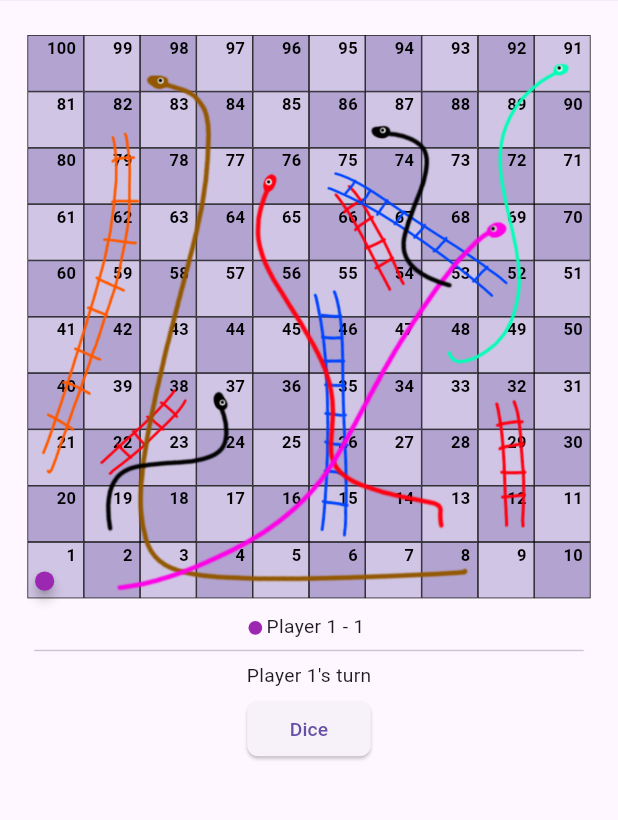
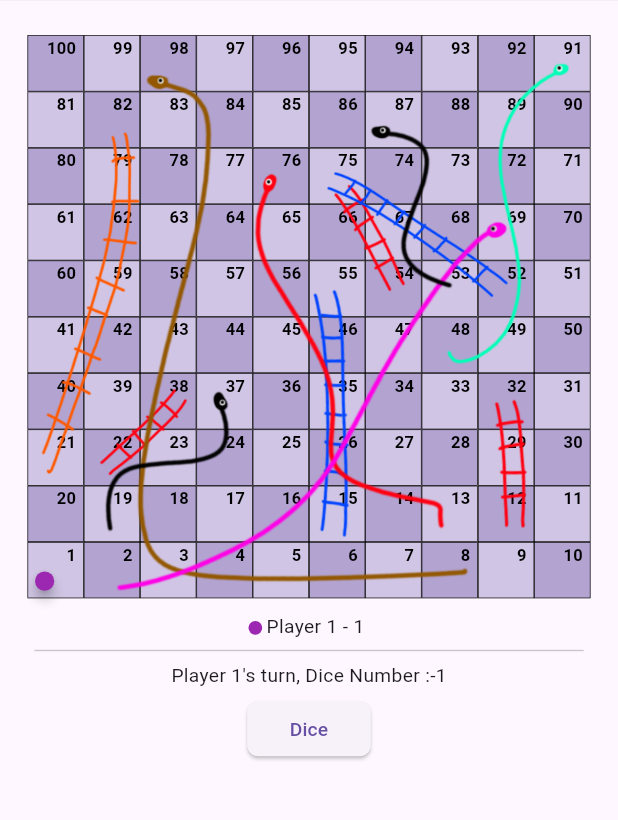
Before and after one commit to htoopyaelinn56/snake_and_ladder_game_flutter, a Flutter app: the Game screen opened directly, on a phone screen of 412 x 824 dp, the part 76-896 px from its top. Run offline on Flutter 3.47's test engine with Material 2 defaults, Android fonts, the phone set to English and light mode, and no system bars; our stand-ins replace equatable, flutter_riverpod, responsive_framework; missing offline and left inert: desktop_window; project files that could hold a hidden picture were left out.

```diff
--- a/lib/src/feature/core_game/presentation/game.dart
+++ b/lib/src/feature/core_game/presentation/game.dart
@@ -82,7 +82,7 @@ class Game extends StatelessWidget {
                               ),
                               const Divider(),
                               Text(
-                                  'Player ${ref.watch(playerControllerProvider).currentTurn + 1}\'s turn'),
+                                  'Player ${ref.watch(playerControllerProvider).currentTurn + 1}\'s turn, Dice Number :${ref.watch(playerControllerProvider).diceNumber}'),
                               const SizedBox(height: 5),
                               CommonButton(
                                 width: 90,
--- a/lib/src/feature/core_game/presentation/widgets/snake_and_ladders.dart
+++ b/lib/src/feature/core_game/presentation/widgets/snake_and_ladders.dart
@@ -12,7 +12,7 @@ class SnakeAndLadders extends StatefulWidget {
 }
 
 class _SnakeAndLaddersState extends State<SnakeAndLadders> {
-  double initialPosition = -300;
+  double initialPosition = -500;
   bool initialState = true;
 
   @override
```
Also changed, not shown: flutter_02.sksl.json (added, +1 -0 lines), lib/src/feature/core_game/presentation/play_screen.dart (+4 -3 lines).
